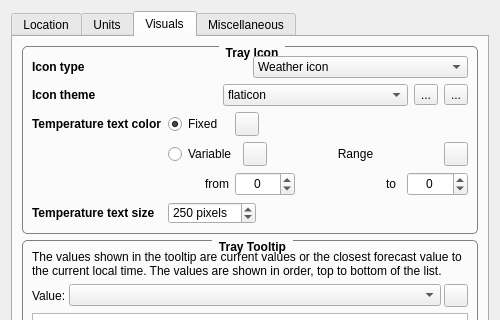
Qt form ConfigurationDialog.ui (FelixdelasPozas/TrayWeather) before a commit; both pictures show x 0 to 500 and y 0 to 320 of the 500 by 600 pixel window.
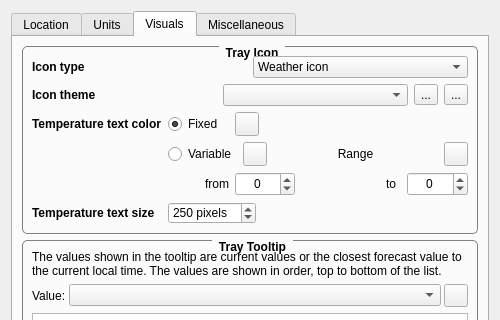
The same form after that commit. Icons and pictures are not drawn. Custom widgets are drawn as their Qt base class.

Patch:
```diff
--- a/ConfigurationDialog.ui
+++ b/ConfigurationDialog.ui
@@ -933,11 +933,9 @@
               <property name="toolTip">
                <string>Selects the icon theme.</string>
               </property>
-              <item>
-               <property name="text">
-                <string>flaticon</string>
-               </property>
-              </item>
+              <property name="currentText">
+               <string notr="true"/>
+              </property>
              </widget>
             </item>
             <item>
```
Left out of the diff: 4 changed lines with no effect on the pictures.
